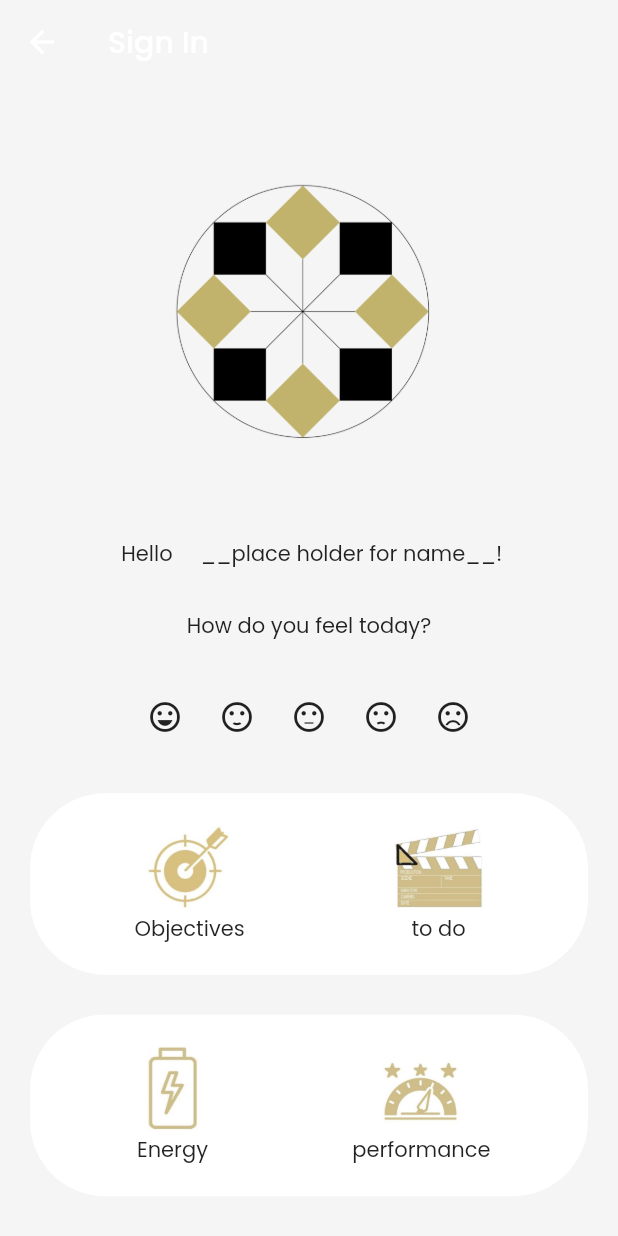
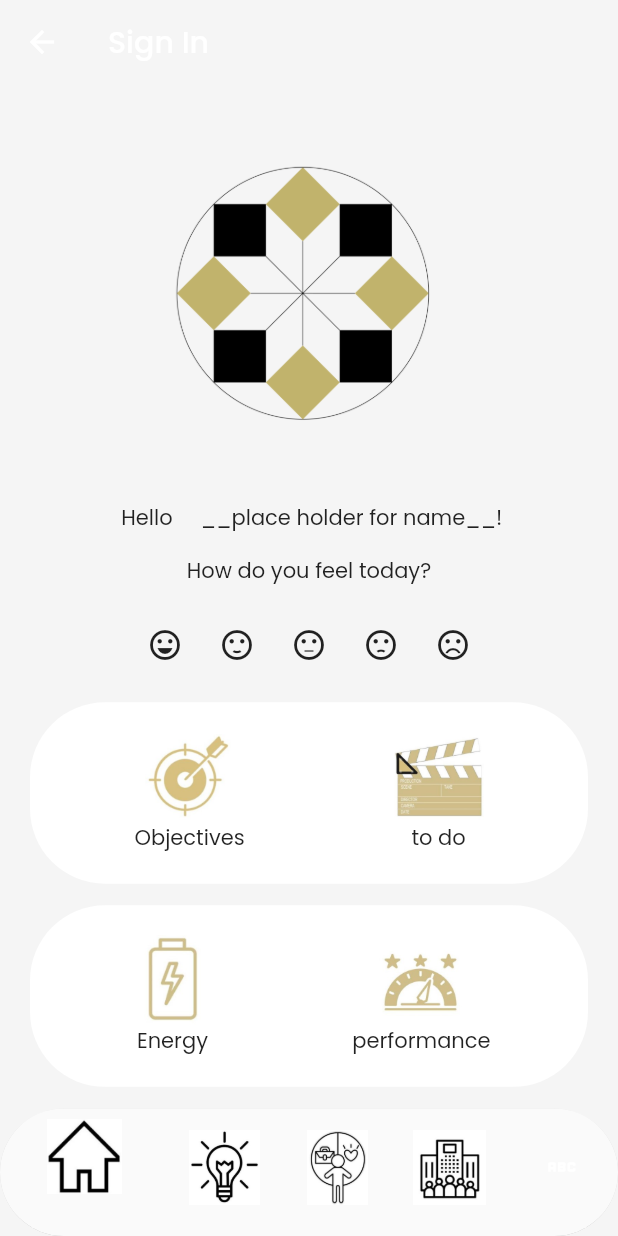
Before and after one commit to aleksandreM/NLP-coaching-app, a Flutter app: the screen it shows after launch, after a tap on "Sign in", on a phone screen of 412 x 824 dp. Run offline on Flutter 3.47's test engine with Material 2 defaults, Android fonts, the phone set to English and light mode, and no system bars; our stand-ins replace google_fonts.

Commit message:
ongoing work on bottom navigation bar in sign in page

```diff
--- a/lib/screens/sign_in_screen.dart
+++ b/lib/screens/sign_in_screen.dart
@@ -64,7 +64,40 @@ class SignInScreen extends StatelessWidget {
                 secondAim: 'performance',
                 secondImagePath: 'assets/images/Performance.jpg')
           ],
-        ));
+        ),
+        bottomNavigationBar: ClipRRect(
+          borderRadius: BorderRadius.circular(50),
+          child: BottomNavigationBar(
+            backgroundColor: Colors.white,
+            currentIndex: 0,
+            items: [
+            BottomNavigationBarItem(icon: Image.asset(
+        'assets/images/Home.jpg',
+        height: 50,
+        width: 50,
+      ), label: ''),
+      BottomNavigationBarItem(icon: Image.asset(
+        'assets/images/Lamp.jpg',
+        height: 50,
+        width: 50,
+      ), label: ''),
+      BottomNavigationBarItem(icon: Image.asset(
+        'assets/images/Balance.jpg',
+        height: 50,
+        width: 50,
+      ), label: ''),
+      BottomNavigationBarItem(icon: Image.asset(
+        'assets/images/Companies.jpg',
+        height: 50,
+        width: 50,
+      ), label: ''),
+      BottomNavigationBarItem(icon: Icon(Icons.abc), label: ''),
+
+
+
+          ]),
+        ),
+        );
   }
 }
 
--- a/pubspec.yaml
+++ b/pubspec.yaml
@@ -70,6 +70,10 @@ flutter:
     - assets/images/objectivos.jpeg
     - assets/images/battery.jpg
     - assets/images/Performance.jpg
+    - assets/images/Lamp.jpg
+    - assets/images/Home.jpg
+    - assets/images/Balance.jpg
+    - assets/images/Companies.jpg
 
 
   # An image asset can refer to one or more resolution-specific "variants", see
```
